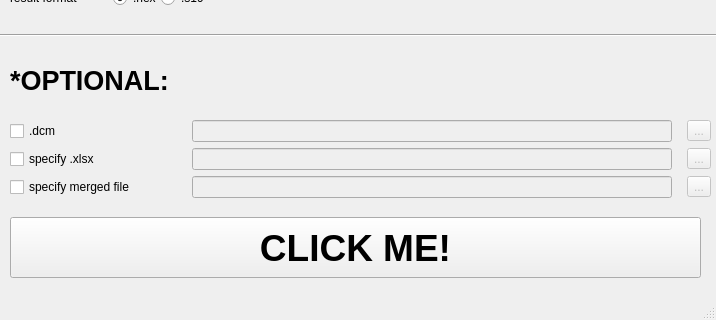
Qt form QtLearn/load_file/load_file_test.ui (steve3ussr/PyCharmProject) before a commit; both pictures show x 0 to 716 and y 213 to 533 of the 716 by 533 pixel window.
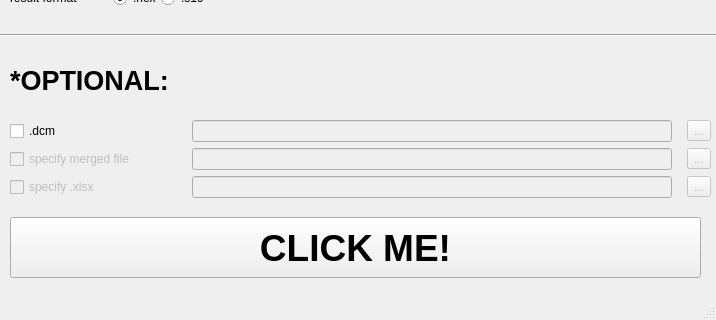
The same form after that commit.

The edit to the form file:
```diff
--- a/QtLearn/load_file/load_file_test.ui
+++ b/QtLearn/load_file/load_file_test.ui
@@ -241,58 +241,33 @@
      <property name="horizontalSpacing">
       <number>15</number>
      </property>
-     <item row="1" column="0">
-      <widget class="QCheckBox" name="checkbox_dcm">
+     <item row="3" column="3">
+      <widget class="QToolButton" name="toolButton_merged">
+       <property name="enabled">
+        <bool>false</bool>
+       </property>
        <property name="text">
-        <string>.dcm</string>
+        <string>...</string>
        </property>
       </widget>
      </item>
      <item row="3" column="0">
       <widget class="QCheckBox" name="checkBox_merged">
+       <property name="enabled">
+        <bool>false</bool>
+       </property>
        <property name="text">
         <string>specify merged file</string>
        </property>
       </widget>
      </item>
-     <item row="2" column="0">
-      <widget class="QCheckBox" name="checkBox_xlsx">
-       <property name="text">
-        <string>specify .xlsx</string>
-       </property>
-      </widget>
-     </item>
-     <item row="3" column="1">
+     <item row="3" column="2">
       <widget class="QLineEdit" name="lineEdit_merged">
        <property name="enabled">
         <bool>false</bool>
        </property>
       </widget>
      </item>
-     <item row="1" column="2">
-      <widget class="QToolButton" name="toolButton_dcm">
-       <property name="enabled">
-        <bool>false</bool>
-       </property>
-       <property name="text">
-        <string>...</string>
-       </property>
-      </widget>
-     </item>
-     <item row="1" column="1">
-      <widget class="QLineEdit" name="lineEdit_dcm">
-       <property name="enabled">
-        <bool>false</bool>
-       </property>
-      </widget>
-     </item>
-     <item row="2" column="1">
-      <widget class="QLineEdit" name="lineEdit_xlsx">
-       <property name="enabled">
-        <bool>false</bool>
-       </property>
-      </widget>
-     </item>
      <item row="0" column="0">
       <widget class="QLabel" name="label_7">
        <property name="font">
@@ -309,7 +284,48 @@
        </property>
       </widget>
      </item>
-     <item row="2" column="2">
+     <item row="1" column="3">
+      <widget class="QToolButton" name="toolButton_dcm">
+       <property name="enabled">
+        <bool>false</bool>
+       </property>
+       <property name="text">
+        <string>...</string>
+       </property>
+      </widget>
+     </item>
+     <item row="1" column="2">
+      <widget class="QLineEdit" name="lineEdit_dcm">
+       <property name="enabled">
+        <bool>false</bool>
+       </property>
+      </widget>
+     </item>
+     <item row="1" column="0">
+      <widget class="QCheckBox" name="checkbox_dcm">
+       <property name="text">
+        <string>.dcm</string>
+       </property>
+      </widget>
+     </item>
+     <item row="4" column="0">
+      <widget class="QCheckBox" name="checkBox_xlsx">
+       <property name="enabled">
+        <bool>false</bool>
+       </property>
+       <property name="text">
+        <string>specify .xlsx</string>
+       </property>
+      </widget>
+     </item>
+     <item row="4" column="2">
+      <widget class="QLineEdit" name="lineEdit_xlsx">
+       <property name="enabled">
+        <bool>false</bool>
+       </property>
+      </widget>
+     </item>
+     <item row="4" column="3">
       <widget class="QToolButton" name="toolButton_xlsx">
        <property name="enabled">
         <bool>false</bool>
@@ -319,16 +335,6 @@
        </property>
       </widget>
      </item>
-     <item row="3" column="2">
-      <widget class="QToolButton" name="toolButton_merged">
-       <property name="enabled">
-        <bool>false</bool>
-       </property>
-       <property name="text">
-        <string>...</string>
-       </property>
-      </widget>
-     </item>
     </layout>
    </widget>
   </widget>
```
